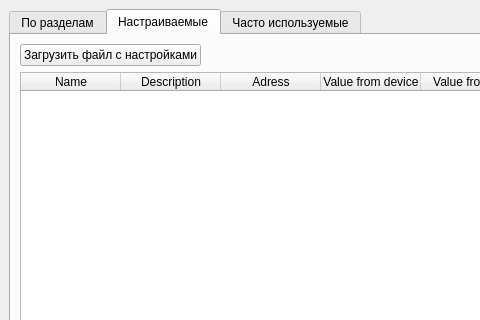
First picture: the form in CANAnalyzer_2.ui, repository hochu-leto/BURR-settings, before the edit; both pictures show x 0 to 480 and y 0 to 320 of the 899 by 546 pixel window.
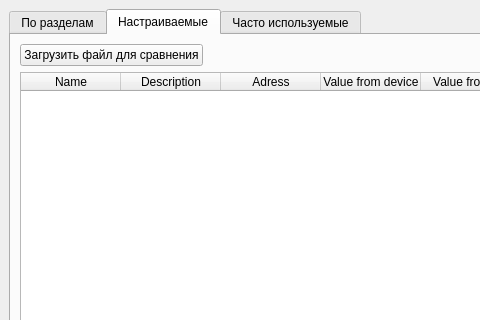
Second picture: the form after the edit. The open tabs and pages were chosen to show the change.

What changed in the file:
```diff
--- a/CANAnalyzer_2.ui
+++ b/CANAnalyzer_2.ui
@@ -190,7 +190,7 @@
                </font>
               </property>
               <property name="text">
-               <string>Загрузить файл с настройками</string>
+               <string>Загрузить файл для сравнения</string>
               </property>
              </widget>
             </item>
```
Left out of the diff: 2 changed lines with no effect on the pictures.
